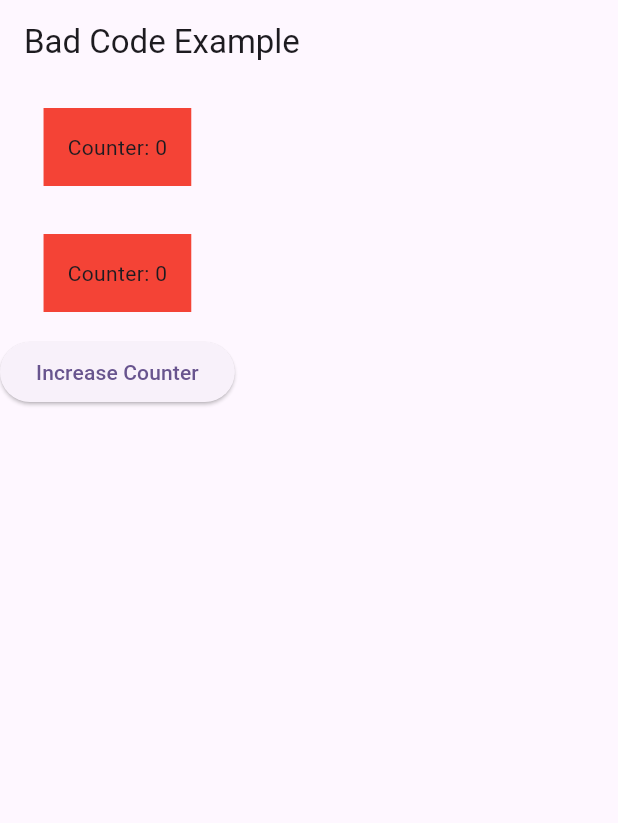
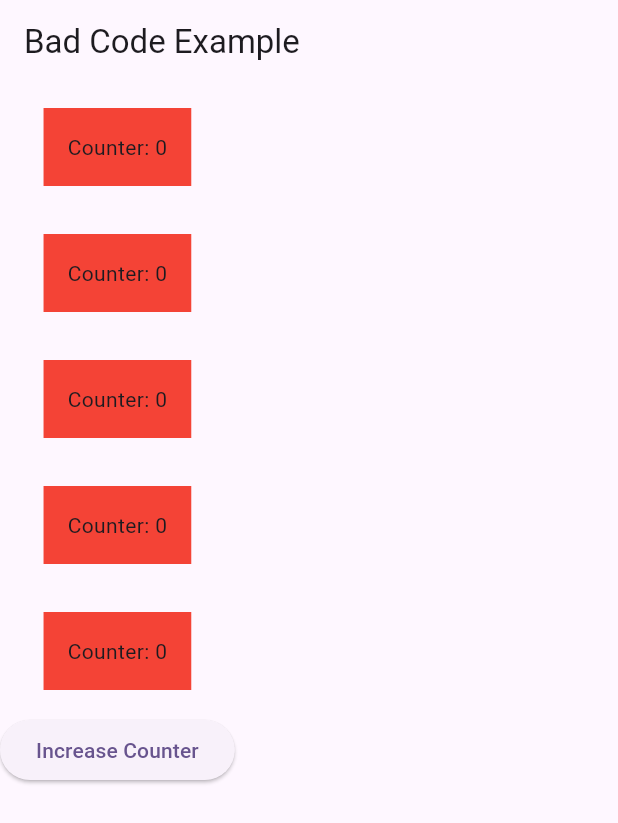
Before and after one commit to asadique2/test_code_climate, a Flutter app: the screen it shows after launch, on a phone screen of 412 x 824 dp. Shown: the top 823 px of the screen. Run offline on Flutter 3.47's test engine with Material 3 defaults, Android fonts, the phone set to English and light mode, and no system bars.

Commit message:
first commit

```diff
--- a/lib/main.dart
+++ b/lib/main.dart
@@ -67,6 +67,24 @@ class _BadHomePageState extends State<BadHomePage> {
             color: Colors.red,
             child: Text("Counter: $counter"),
           ),
+          Container(
+            margin: EdgeInsets.all(16),
+            padding: EdgeInsets.all(16),
+            color: Colors.red,
+            child: Text("Counter: $counter"),
+          ),
+          Container(
+            margin: EdgeInsets.all(16),
+            padding: EdgeInsets.all(16),
+            color: Colors.red,
+            child: Text("Counter: $counter"),
+          ),
+          Container(
+            margin: EdgeInsets.all(16),
+            padding: EdgeInsets.all(16),
+            color: Colors.red,
+            child: Text("Counter: $counter"),
+          ),
 
           // ❌ Long inline function
           ElevatedButton(
```
